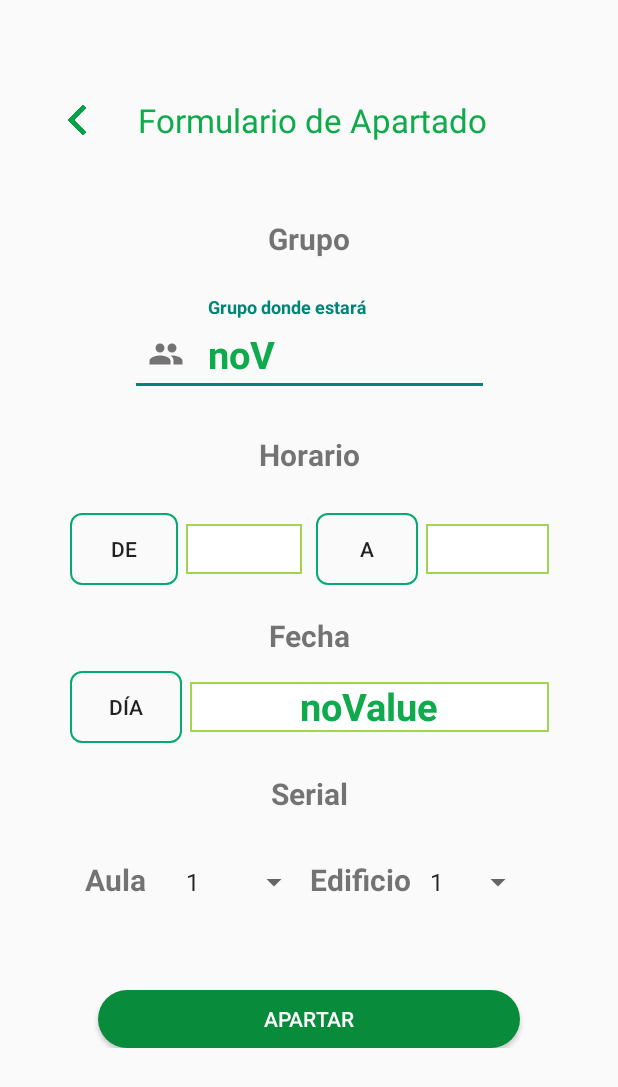
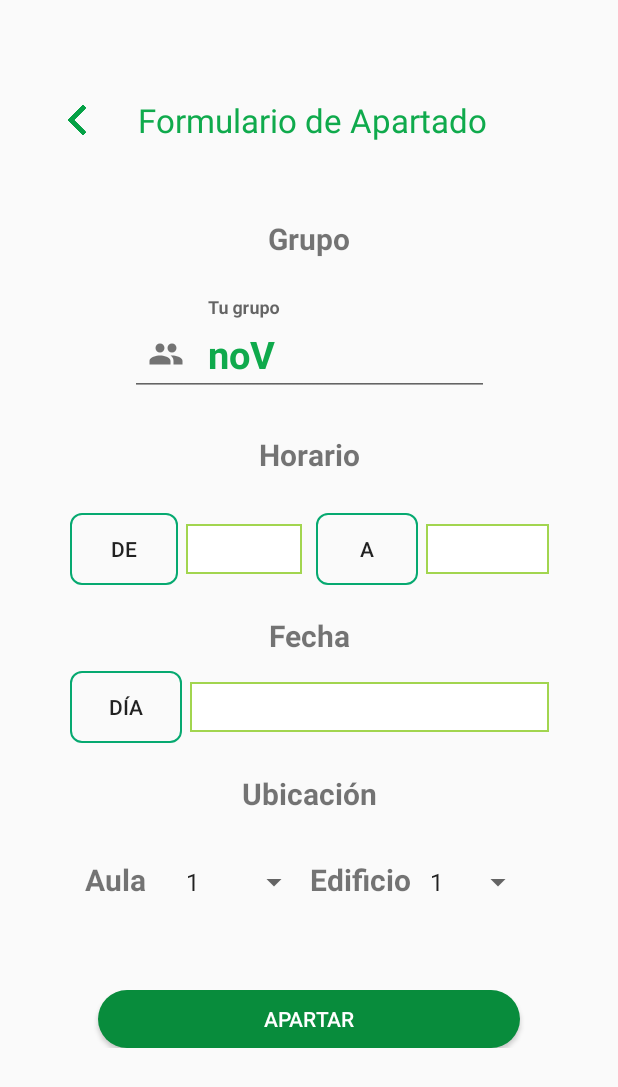
Before and after one commit to RossFueGa/AppAndroidUV, an Android app: the FragmentInicio screen opened directly, with no data from a screen before it, after a tap on "Equipo de cómputo", on a phone screen of 412 x 824 dp. Shown: the top 1087 px of the screen. Run offline under Robolectric (Android 15) with nearby library versions, the phone set to English and light mode, and no system bars; 1 statement that could not run was skipped.

Commit message:
fixed apart section, u can apart any device

```diff
--- a/app/src/main/java/com/example/mykeepapp/ui/FragmentInicio.kt
+++ b/app/src/main/java/com/example/mykeepapp/ui/FragmentInicio.kt
@@ -24,6 +24,7 @@ class FragmentInicio : Fragment() {
     ): View? {
 
         val prefs  = PreferenceManager.getDefaultSharedPreferences(activity)
+        val editor  = prefs.edit()
 
         val vista = inflater.inflate(R.layout.fragment_inicio, container, false)
 
@@ -42,21 +43,30 @@ class FragmentInicio : Fragment() {
 
 
         btnMyApartadoComputo.setOnClickListener {
+            editor.putString("Device", "3" )
+            editor.apply()
             val intent = Intent(activity, FormularioApartado::class.java)
+
             startActivity(intent)
         }
 
         btnMyApartadoProyector.setOnClickListener {
+            editor.putString("Device", "1" )
+            editor.apply()
             val intent = Intent(activity, TiposProyectores::class.java)
             startActivity(intent)
         }
 
         btnMyApartadoBocina.setOnClickListener {
+            editor.putString("Device", "4" )
+            editor.apply()
             val intent = Intent(activity, FormularioApartado::class.java)
             startActivity(intent)
         }
 
         btnApartadoAmplificador.setOnClickListener {
+            editor.putString("Device", "5" )
+            editor.apply()
             val intent = Intent(activity, FormularioApartado::class.java)
             startActivity(intent)
         }
--- a/app/src/main/res/layout/activity_formulario_apartado.xml
+++ b/app/src/main/res/layout/activity_formulario_apartado.xml
@@ -75,7 +75,7 @@
                     android:layout_height="wrap_content"
                     android:hint="@string/grupoFormularioApartado"
                     app:startIconDrawable="@drawable/ic_group_black_24dp"
-                    android:editable="false">
+                    >
 
                     <com.google.android.material.textfield.TextInputEditText
                         android:id="@+id/txtGrupoFormularioApartado"
@@ -84,10 +84,10 @@
                         android:maxLength="3"
                         android:layout_gravity="center_horizontal"
                         android:textSize="25sp"
-                        android:inputType="number"
                         android:textStyle="bold"
                         android:textColor="@color/txtVerde"
-                        android:editable="false"/>
+                        android:focusable="false"
+                        />
 
                 </com.google.android.material.textfield.TextInputLayout>
 
@@ -206,7 +206,7 @@
                     android:layout_height="wrap_content"
                     android:layout_marginTop="20dp"
                     android:layout_gravity="center_horizontal"
-                    android:text="Serial"
+                    android:text="Ubicación"
                     android:textSize="20sp"
                     android:textStyle="bold" />
 
--- a/app/src/main/res/values/strings.xml
+++ b/app/src/main/res/values/strings.xml
@@ -25,7 +25,7 @@
 
 
     <!--Strings Formulario apartado-->
-    <string name="grupoFormularioApartado">Grupo donde estará</string>
+    <string name="grupoFormularioApartado">Tu grupo</string>
 
 
     <!-- TODO: Remove or change this placeholder text -->
```
Also changed, not shown: app/src/main/java/com/example/mykeepapp/ui/FormularioApartado.kt (+8 -3 lines), app/src/main/java/com/example/mykeepapp/ui/TiposProyectores.kt (+8 -0 lines).
